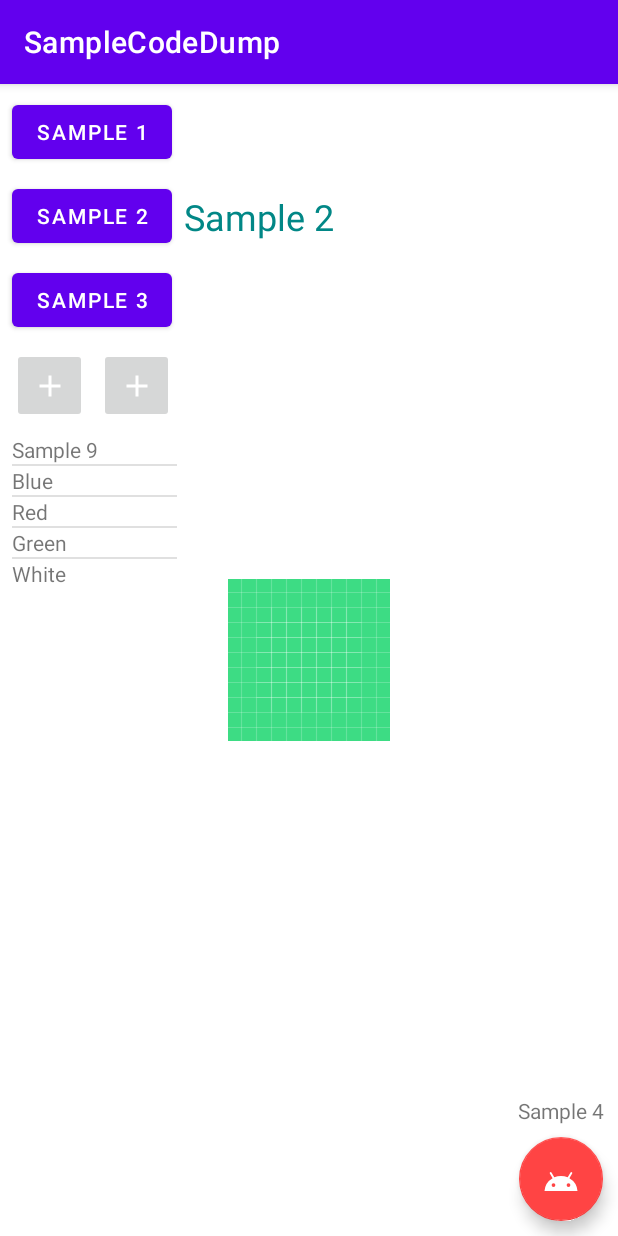
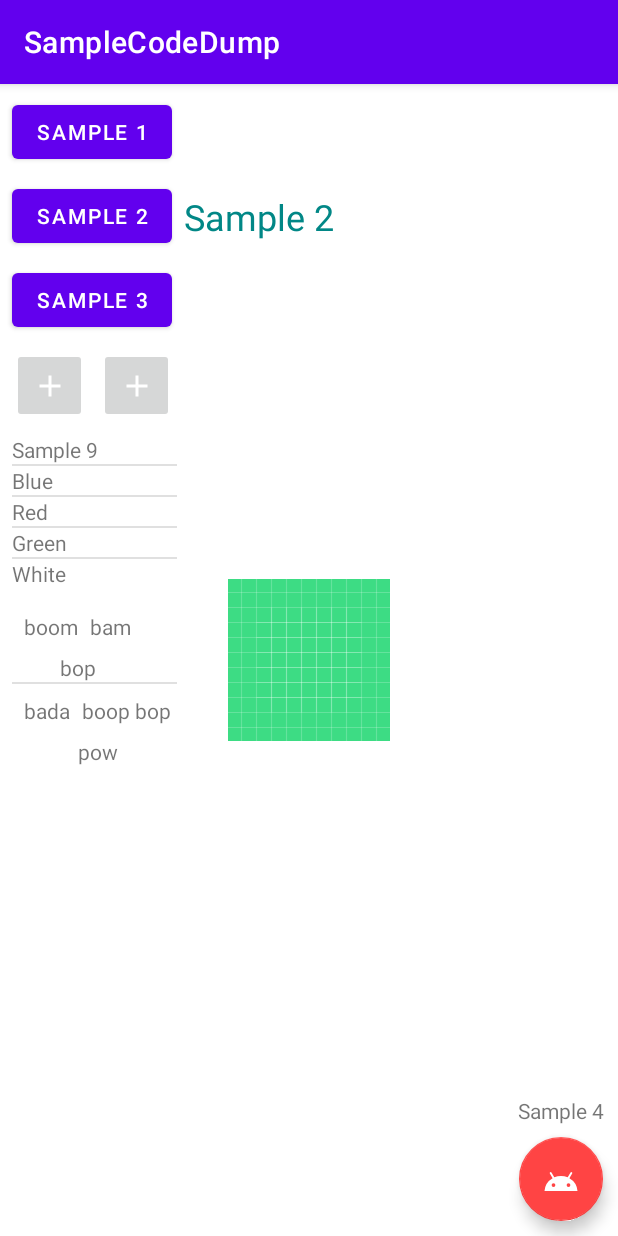
Before and after one commit to JellyRollJunior/sample-code-dump, an Android app: the screen it shows after launch (MainActivity), on a phone screen of 412 x 824 dp. Run offline under Robolectric (Android 15) with nearby library versions, the phone set to English and light mode, and no system bars.

Commit message:
Populate listview with StringHolders

```diff
--- a/app/src/main/java/com/example/samplecodedump/MainActivity.java
+++ b/app/src/main/java/com/example/samplecodedump/MainActivity.java
@@ -1,11 +1,10 @@
 package com.example.samplecodedump;
-
-import androidx.appcompat.app.AppCompatActivity;
 
 import android.content.Intent;
 import android.os.Bundle;
 import android.util.Log;
 import android.view.View;
+import android.view.ViewGroup;
 import android.widget.AdapterView;
 import android.widget.ArrayAdapter;
 import android.widget.Button;
@@ -15,11 +14,19 @@ import android.widget.ListView;
 import android.widget.TextView;
 import android.widget.Toast;
 
+import androidx.annotation.NonNull;
+import androidx.annotation.Nullable;
+import androidx.appcompat.app.AppCompatActivity;
+
 import com.google.android.material.floatingactionbutton.FloatingActionButton;
+
+import java.util.ArrayList;
+import java.util.List;
 
 public class MainActivity extends AppCompatActivity {
     private static final String TAG = "SampleCodeDump";     // TAG used to show where log error messages originate from
     private int sampleTwoCount = -1;                        // Can't declare in the scope of onCreate or else problems arise
+    private final List<StringHolder> myStringHolderSampleTen = new ArrayList<>();
 
     @Override
     protected void onCreate(Bundle savedInstanceState) {
@@ -231,7 +238,14 @@ public class MainActivity extends AppCompatActivity {
                 >
         */
 
+        // populate StringHolder list
+        myStringHolderSampleTen.add(new StringHolder("boom", "bam", "bop"));
+        myStringHolderSampleTen.add(new StringHolder("bada", "boop bop", "pow"));
 
+        // populate listview
+        ArrayAdapter<StringHolder> adapterSampleTen = new myListAdapterSampleTen();
+        ListView lvSampleTen = (ListView) findViewById(R.id.lvSampleTen);
+        lvSampleTen.setAdapter(adapterSampleTen);
 
         // Sample
         /*
@@ -242,4 +256,64 @@ public class MainActivity extends AppCompatActivity {
                 >
         */
     }
+
+    private class StringHolder {
+        private String top = "";
+        private String middle = "";
+        private String bot = "";
+
+        public StringHolder() {
+            super();
+        }
+
+
+        public StringHolder(String top, String middle, String bot) {
+            this.top = top;
+            this.middle = middle;
+            this.bot = bot;
+        }
+
+        public String getTop() {
+            return top;
+        }
+
+        public String getMiddle() {
+            return middle;
+        }
+
+        public String getBot() {
+            return bot;
+        }
+    }
+
+    private class myListAdapterSampleTen extends ArrayAdapter<StringHolder> {
+        public myListAdapterSampleTen() {
+            super(MainActivity.this, R.layout.layout_sample_ten, myStringHolderSampleTen);
+        }
+
+        @NonNull
+        @Override
+        public View getView(int position, @Nullable View convertView, @NonNull ViewGroup parent) {
+            View itemView = convertView;
+            if (itemView == null) {
+                itemView = getLayoutInflater().inflate(R.layout.layout_sample_ten, parent, false);
+            }
+
+            // get current StringHolder
+            StringHolder currentStringHolder = myStringHolderSampleTen.get(position);
+
+            // fill view
+            TextView tvTop = (TextView) itemView.findViewById(R.id.tvTopSampleTen);
+            tvTop.setText(currentStringHolder.getTop());
+
+            TextView tvMiddle = (TextView) itemView.findViewById(R.id.tvMidSampleTen);
+            tvMiddle.setText(currentStringHolder.getMiddle());
+
+            TextView tvBot = (TextView) itemView.findViewById(R.id.tvBotSampleTen);
+            tvBot.setText(currentStringHolder.getBot());
+
+            return itemView;
+        }
+    }
+
 }
--- a/app/src/main/res/layout/layout_sample_ten.xml
+++ b/app/src/main/res/layout/layout_sample_ten.xml
@@ -20,15 +20,15 @@
         android:layout_height="wrap_content"
         android:layout_marginTop="8dp"
         app:layout_constraintEnd_toEndOf="@+id/tvMidSampleTen"
-        app:layout_constraintStart_toStartOf="@+id/tvMidSampleTen"
-        app:layout_constraintTop_toBottomOf="@+id/tvMidSampleTen" />
+        app:layout_constraintStart_toStartOf="@+id/tvTopSampleTen"
+        app:layout_constraintTop_toBottomOf="@+id/tvTopSampleTen" />
 
     <TextView
         android:id="@+id/tvMidSampleTen"
         android:layout_width="wrap_content"
         android:layout_height="wrap_content"
-        android:layout_marginTop="8dp"
-        app:layout_constraintEnd_toEndOf="@+id/tvTopSampleTen"
-        app:layout_constraintStart_toStartOf="@+id/tvTopSampleTen"
-        app:layout_constraintTop_toBottomOf="@+id/tvTopSampleTen" />
+        android:layout_marginStart="8dp"
+        app:layout_constraintBottom_toBottomOf="@+id/tvTopSampleTen"
+        app:layout_constraintStart_toEndOf="@+id/tvTopSampleTen"
+        app:layout_constraintTop_toTopOf="@+id/tvTopSampleTen" />
 </androidx.constraintlayout.widget.ConstraintLayout>
```
